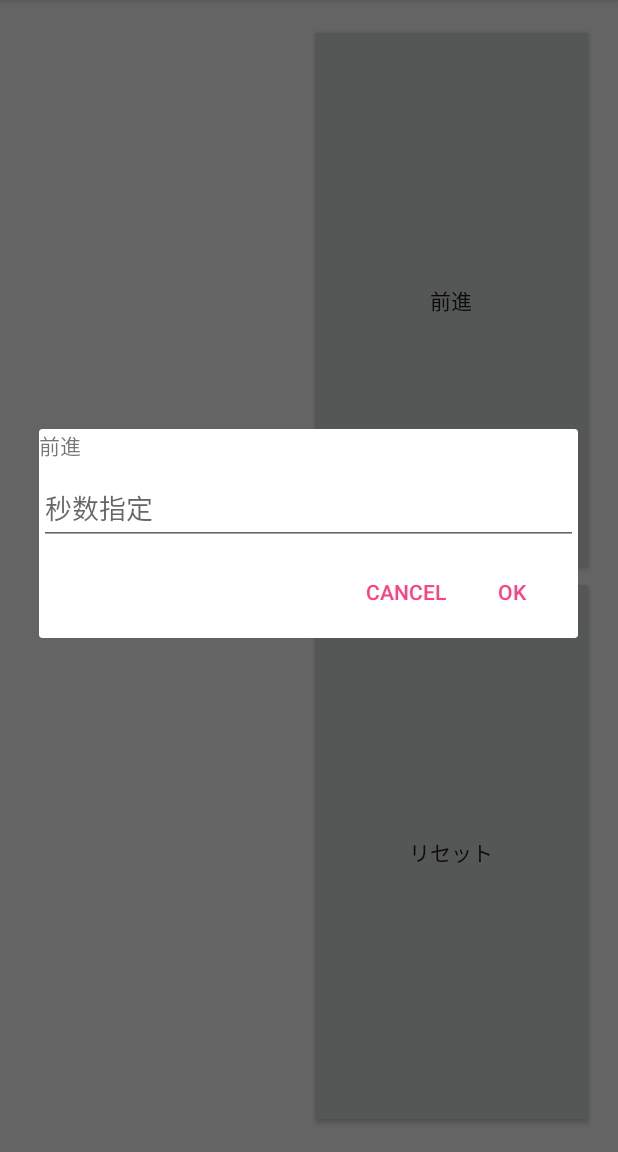
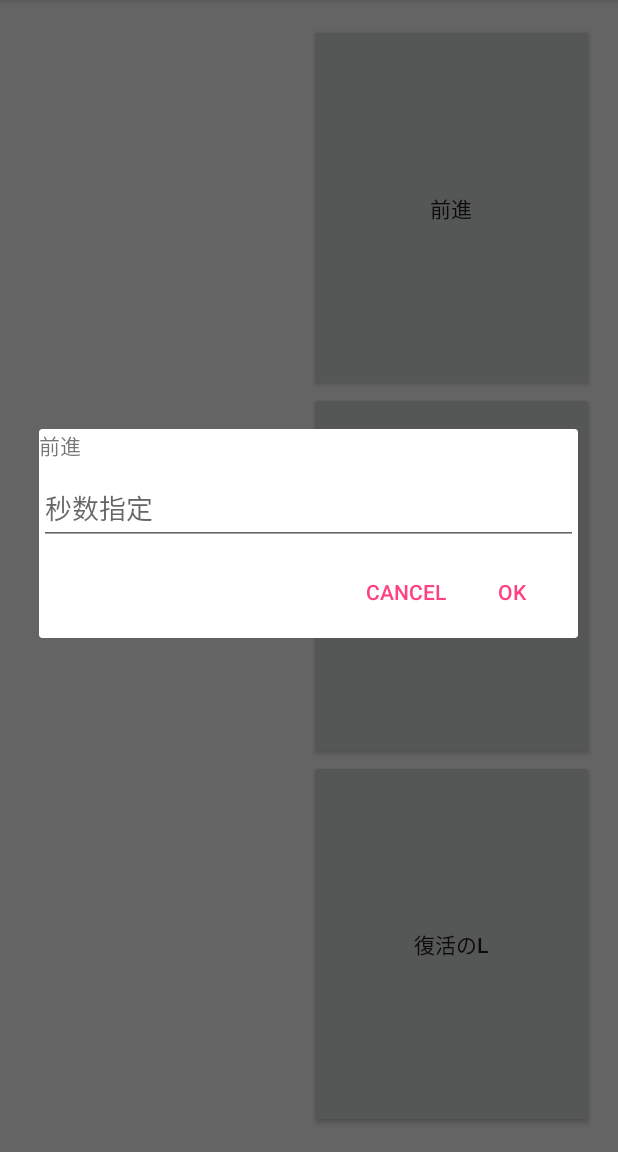
Before and after one commit to y-ogawara/EV3RemoteApp, an Android app: the RunListActivity screen opened directly, with no data from a screen before it, after a tap on "前進", on a phone screen of 412 x 824 dp, the part 84-1236 px from its top. Run offline under Robolectric (Android 15) with nearby library versions, the phone set to English and light mode, and no system bars.

```diff
--- a/app/src/main/res/layout/activity_run_list.xml
+++ b/app/src/main/res/layout/activity_run_list.xml
@@ -44,6 +44,14 @@
                 android:onClick="reset"
                 android:text="リセット"/>
 
+            <Button
+                android:layout_width="match_parent"
+                android:layout_height="match_parent"
+                android:layout_weight="1"
+                android:id="@+id/btn_born"
+                android:onClick="reborn"
+                android:text="復活のL"/>
+
         </LinearLayout>
 
     </LinearLayout>
```
Also changed, not shown: app/src/main/java/org/t_robop/y_ogawara/ev3remoteapp/RunListActivity.java (+41 -2 lines).
